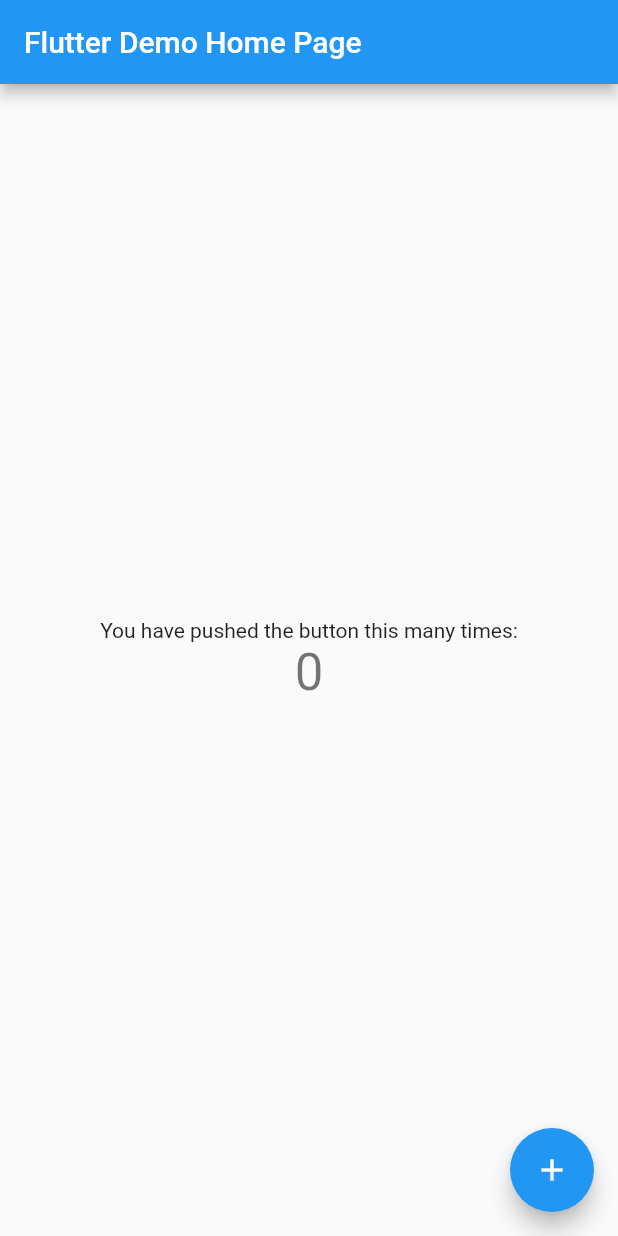
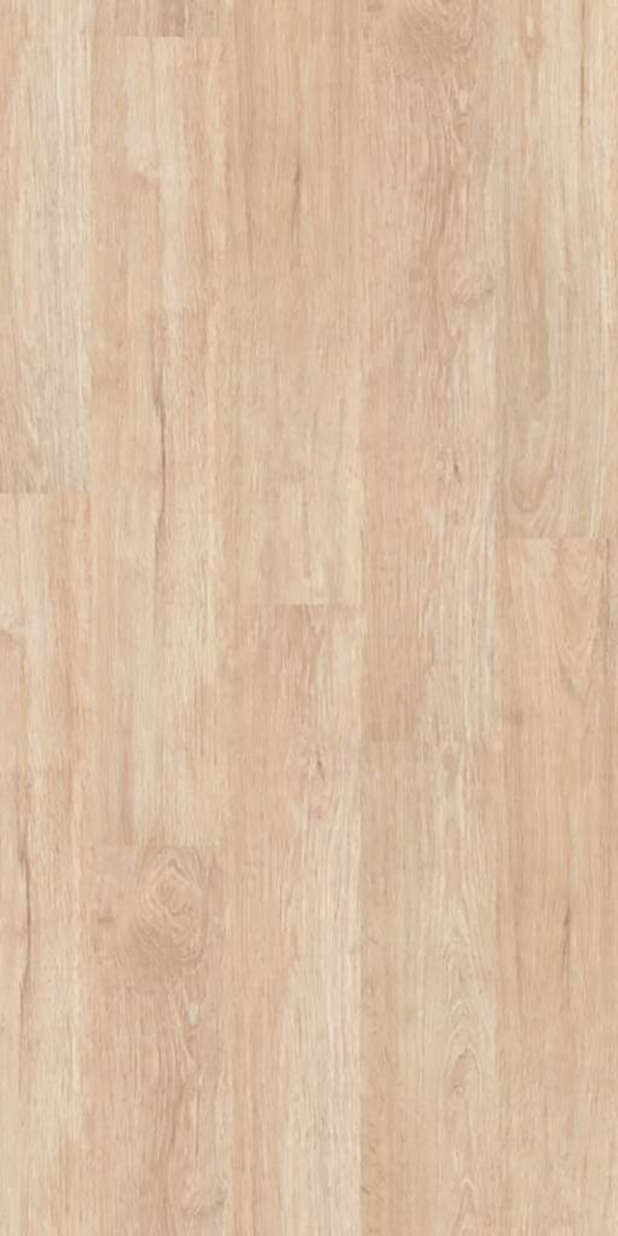
Before and after one commit to bilalali45/revaki, a Flutter app: the first screen one second after launch, on a phone screen of 412 x 824 dp. Run offline on Flutter 3.47's test engine with Material 2 defaults, Android fonts, the phone set to English and light mode, and no system bars; our stand-ins replace get.

Commit message:
splash background

```diff
--- /dev/null
+++ b/lib/Screens/LoginPage.dart
@@ -0,0 +1,15 @@
+import 'package:flutter/cupertino.dart';
+import 'package:flutter/material.dart';
+class LoginPage extends StatelessWidget {
+  @override
+  Widget build(BuildContext context) {
+    return Scaffold(
+      backgroundColor: Colors.white,
+
+
+
+
+    );
+  }
+
+}
--- /dev/null
+++ b/lib/Screens/SplashScreen.dart
@@ -0,0 +1,36 @@
+import 'dart:async';
+
+import 'package:flutter/cupertino.dart';
+import 'package:flutter/material.dart';
+import 'package:revaki/Screens/LoginPage.dart';
+
+import '../constants/assests_image.dart';
+
+class SplashScreen extends StatelessWidget {
+  @override
+  Widget build(BuildContext context) {
+
+    Timer(
+        Duration(seconds: 3),
+            () =>
+            Navigator.of(context).pushReplacement(MaterialPageRoute(
+                builder: (BuildContext context) => LoginPage())));
+
+    return MaterialApp(
+     title: "MoonLight",
+      home: Container(
+        decoration:new BoxDecoration(
+            image:  new DecorationImage(
+              image: new AssetImage(background),
+              fit: BoxFit.cover,)
+        ),
+        child: Scaffold(
+          backgroundColor: Colors.transparent,
+        ),
+      ),
+
+
+     );
+   }
+
+}
--- /dev/null
+++ b/lib/constants/assests_image.dart
@@ -0,0 +1,17 @@
+final String imageAssetsRoot = "Images/";
+// final String image1 = _getImagePath("01.png");
+// final String splash_logo = _getImagePath("app_logo.png");
+final String background = _getImagePath("bg.png");
+// final String location_icon = _getImagePath("location.png");
+// final String dateavailable_img = _getImagePath("dateavailable.png");
+// final String facilities = _getImagePath("facilities.png");
+// final String gallery_img = _getImagePath("galleryicon.png");
+// final String infoicon = _getImagePath("info.png");
+
+
+// https://stackoverflow.com/questions/50186555/how-to-set-margin-for-a-button-in-flutter
+// https://stackoverflow.com/questions/52227846/how-can-i-add-shadow-to-the-widget-in-flutter
+
+String _getImagePath(String fileName){
+  return imageAssetsRoot + fileName;
+}
--- a/lib/main.dart
+++ b/lib/main.dart
@@ -1,115 +1,34 @@
 import 'package:flutter/material.dart';
+import 'package:get/get.dart';
+import 'package:revaki/Screens/SplashScreen.dart';
 
 void main() {
-  runApp(const MyApp());
+  runApp(MyApp());
 }
 
 class MyApp extends StatelessWidget {
-  const MyApp({Key? key}) : super(key: key);
-
-  // This widget is the root of your application.
   @override
   Widget build(BuildContext context) {
-    return MaterialApp(
-      title: 'Flutter Demo',
+    return GetMaterialApp(
       theme: ThemeData(
-        // This is the theme of your application.
-        //
-        // Try running your application with "flutter run". You'll see the
-        // application has a blue toolbar. Then, without quitting the app, try
-        // changing the primarySwatch below to Colors.green and then invoke
-        // "hot reload" (press "r" in the console where you ran "flutter run",
-        // or simply save your changes to "hot reload" in a Flutter IDE).
-        // Notice that the counter didn't reset back to zero; the application
-        // is not restarted.
         primarySwatch: Colors.blue,
       ),
-      home: const MyHomePage(title: 'Flutter Demo Home Page'),
+      home:  SplashScreen(),
     );
   }
 }
 
-class MyHomePage extends StatefulWidget {
-  const MyHomePage({Key? key, required this.title}) : super(key: key);
 
-  // This widget is the home page of your application. It is stateful, meaning
-  // that it has a State object (defined below) that contains fields that affect
-  // how it looks.
 
-  // This class is the configuration for the state. It holds the values (in this
-  // case the title) provided by the parent (in this case the App widget) and
-  // used by the build method of the State. Fields in a Widget subclass are
-  // always marked "final".
-
-  final String title;
-
-  @override
-  State<MyHomePage> createState() => _MyHomePageState();
-}
-
-class _MyHomePageState extends State<MyHomePage> {
-  int _counter = 0;
-
-  void _incrementCounter() {
-    setState(() {
-      // This call to setState tells the Flutter framework that something has
-      // changed in this State, which causes it to rerun the build method below
-      // so that the display can reflect the updated values. If we changed
-      // _counter without calling setState(), then the build method would not be
-      // called again, and so nothing would appear to happen.
-      _counter++;
-    });
-  }
-
-  @override
-  Widget build(BuildContext context) {
-    // This method is rerun every time setState is called, for instance as done
-    // by the _incrementCounter method above.
-    //
-    // The Flutter framework has been optimized to make rerunning build methods
-    // fast, so that you can just rebuild anything that needs updating rather
-    // than having to individually change instances of widgets.
-    return Scaffold(
-      appBar: AppBar(
-        // Here we take the value from the MyHomePage object that was created by
-        // the App.build method, and use it to set our appbar title.
-        title: Text(widget.title),
-      ),
-      body: Center(
-        // Center is a layout widget. It takes a single child and positions it
-        // in the middle of the parent.
-        child: Column(
-          // Column is also a layout widget. It takes a list of children and
-          // arranges them vertically. By default, it sizes itself to fit its
-          // children horizontally, and tries to be as tall as its parent.
-          //
-          // Invoke "debug painting" (press "p" in the console, choose the
-          // "Toggle Debug Paint" action from the Flutter Inspector in Android
-          // Studio, or the "Toggle Debug Paint" command in Visual Studio Code)
-          // to see the wireframe for each widget.
-          //
-          // Column has various properties to control how it sizes itself and
-          // how it positions its children. Here we use mainAxisAlignment to
-          // center the children vertically; the main axis here is the vertical
-          // axis because Columns are vertical (the cross axis would be
-          // horizontal).
-          mainAxisAlignment: MainAxisAlignment.center,
-          children: <Widget>[
-            const Text(
-              'You have pushed the button this many times:',
-            ),
-            Text(
-              '$_counter',
-              style: Theme.of(context).textTheme.headline4,
-            ),
-          ],
-        ),
-      ),
-      floatingActionButton: FloatingActionButton(
-        onPressed: _incrementCounter,
-        tooltip: 'Increment',
-        child: const Icon(Icons.add),
-      ), // This trailing comma makes auto-formatting nicer for build methods.
-    );
-  }
-}
+  // This widget is the root of your application.
+  // @override
+  // Widget build(BuildContext context) {
+  //   return MaterialApp(
+  //     title: 'Flutter Demo',
+  //     theme: ThemeData(
+  //       primarySwatch: Colors.blue,
+  //     ),
+  //     //
+  //     // home: SplashScreen(),
+  //   );
+  // }
--- a/pubspec.yaml
+++ b/pubspec.yaml
@@ -39,13 +39,14 @@ dev_dependencies:
   flutter_test:
     sdk: flutter
 
+
   # The "flutter_lints" package below contains a set of recommended lints to
   # encourage good coding practices. The lint set provided by the package is
   # activated in the `analysis_options.yaml` file located at the root of your
   # package. See that file for information about deactivating specific lint
   # rules and activating additional ones.
   flutter_lints: ^1.0.0
-
+  get: ^4.1.3
 # For information on the generic Dart part of this file, see the
 # following page: https://dart.dev/tools/pub/pubspec
 
@@ -57,6 +58,9 @@ flutter:
   # the material Icons class.
   uses-material-design: true
 
+
+  assets:
+  - Images/
   # To add assets to your application, add an assets section, like this:
   # assets:
   #   - images/a_dot_burr.jpeg
```
Also changed, not shown: Images/bg.png (added), pubspec.lock.
